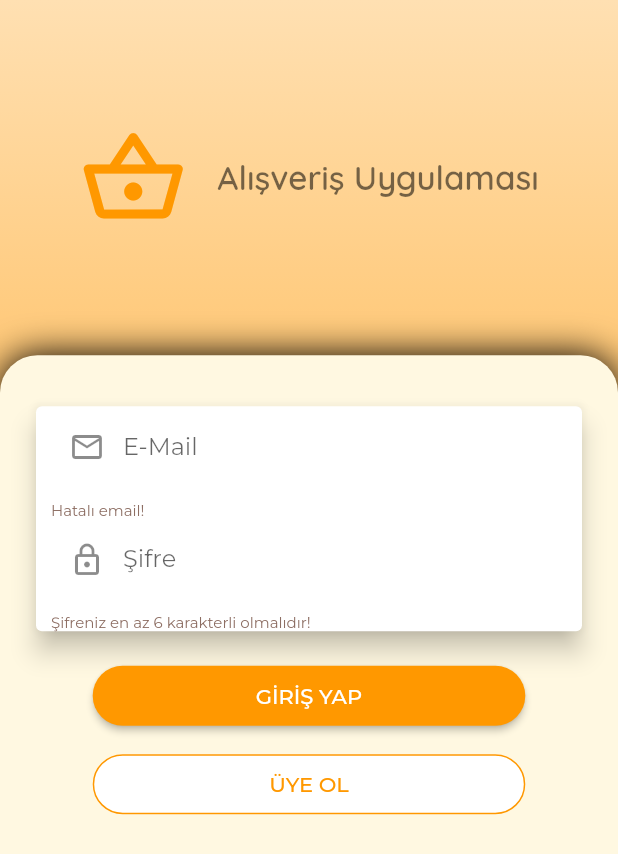
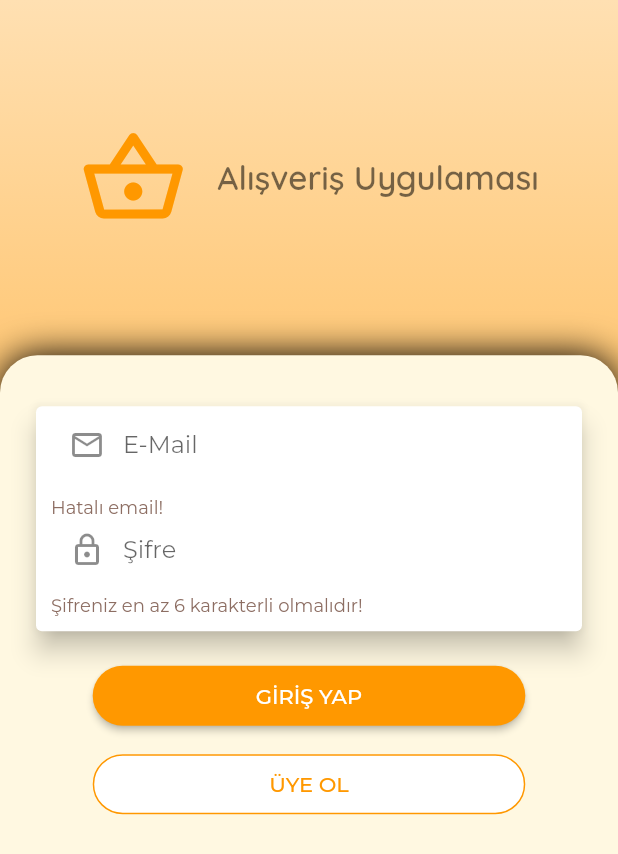
Before and after one commit to mctaspinar/flutterShopping, a Flutter app: the screen it shows after launch, after a tap on "GİRİŞ YAP", on a phone screen of 412 x 824 dp. Shown: the top 854 px of the screen. Run offline on Flutter 3.47's test engine with Material 2 defaults, Android fonts, the phone set to English and light mode, and no system bars; our stand-ins replace google_fonts, shared_preferences.

Commit message:
fixed issue

```diff
--- a/lib/main.dart
+++ b/lib/main.dart
@@ -1,4 +1,5 @@
 import 'package:flutter/material.dart';
+import 'package:flutter/services.dart';
 
 import 'package:provider/provider.dart';
 import 'package:google_fonts/google_fonts.dart';
@@ -20,7 +21,11 @@ import './models/auth.dart';
 
 import './providers/products_provider.dart';
 
-void main() {
+void main() async {
+  WidgetsFlutterBinding.ensureInitialized();
+  await SystemChrome.setPreferredOrientations(
+    [DeviceOrientation.portraitUp],
+  );
   Intl.defaultLocale = 'tr_TR';
   runApp(MyApp());
 }
--- a/lib/screens/auth_screen.dart
+++ b/lib/screens/auth_screen.dart
@@ -134,7 +134,7 @@ class _AuthCardState extends State<AuthCard> {
   Widget build(BuildContext context) {
     var _errorColor = TextStyle(
       color: Theme.of(context).errorColor,
-      fontSize: 10,
+      fontSize: 12,
     );
 
     return Container(
@@ -183,7 +183,7 @@ class _AuthCardState extends State<AuthCard> {
                     ),
                   ),
                   Container(
-                    padding: const EdgeInsets.only(left: 10),
+                    padding: const EdgeInsets.only(left: 10, bottom: 10),
                     constraints: BoxConstraints(minHeight: 50, maxHeight: 75),
                     child: TextFormField(
                       decoration: InputDecoration(
```
